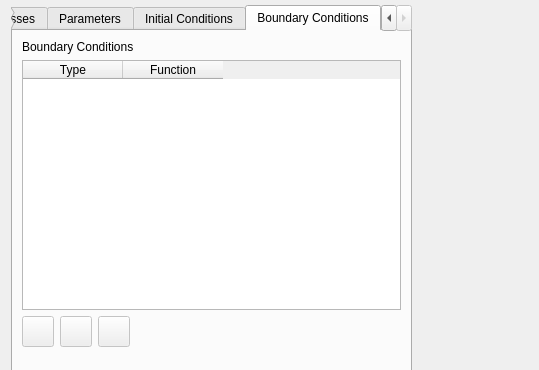
IPH-ECO/iph-eco-gui, file src/ui/hydrodynamic_data_dialog.ui: the form before one commit; both pictures show x 0 to 539 and y 101 to 471 of the 1230 by 670 pixel window.
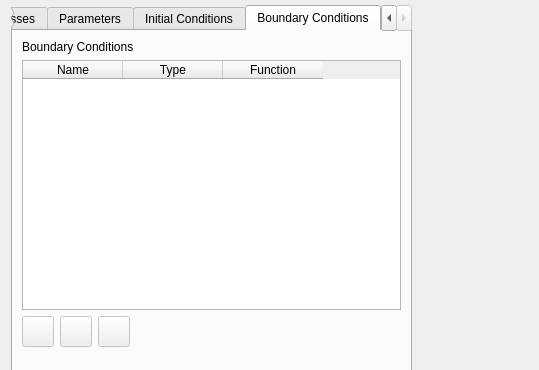
The form after the commit. The open tabs and pages were chosen to show the change. Icons and pictures are not drawn. Custom widgets are drawn as their Qt base class.

```diff
--- a/src/ui/hydrodynamic_data_dialog.ui
+++ b/src/ui/hydrodynamic_data_dialog.ui
@@ -244,6 +244,14 @@
            <property name="cornerButtonEnabled">
             <bool>false</bool>
            </property>
+           <attribute name="verticalHeaderVisible">
+            <bool>false</bool>
+           </attribute>
+           <column>
+            <property name="text">
+             <string>Name</string>
+            </property>
+           </column>
            <column>
             <property name="text">
              <string>Type</string>
```
